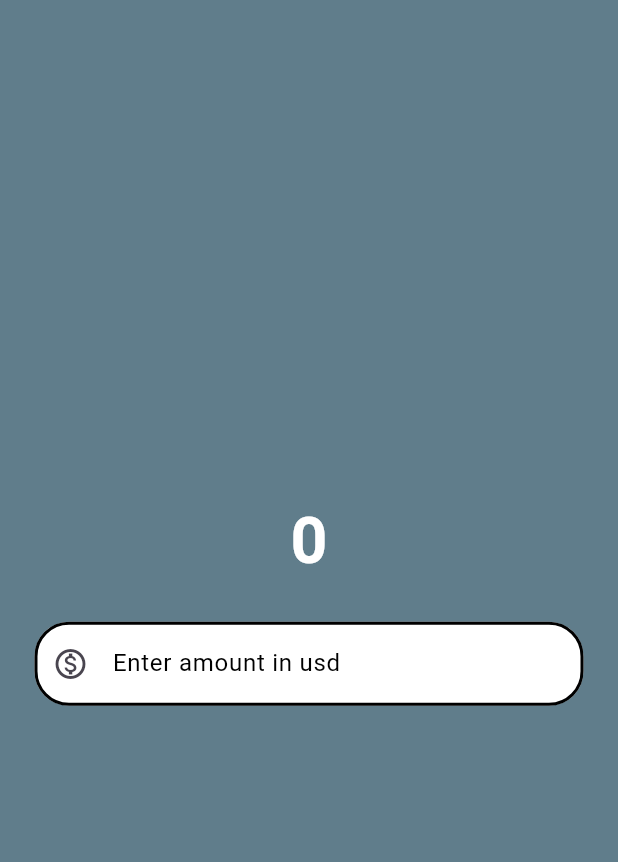
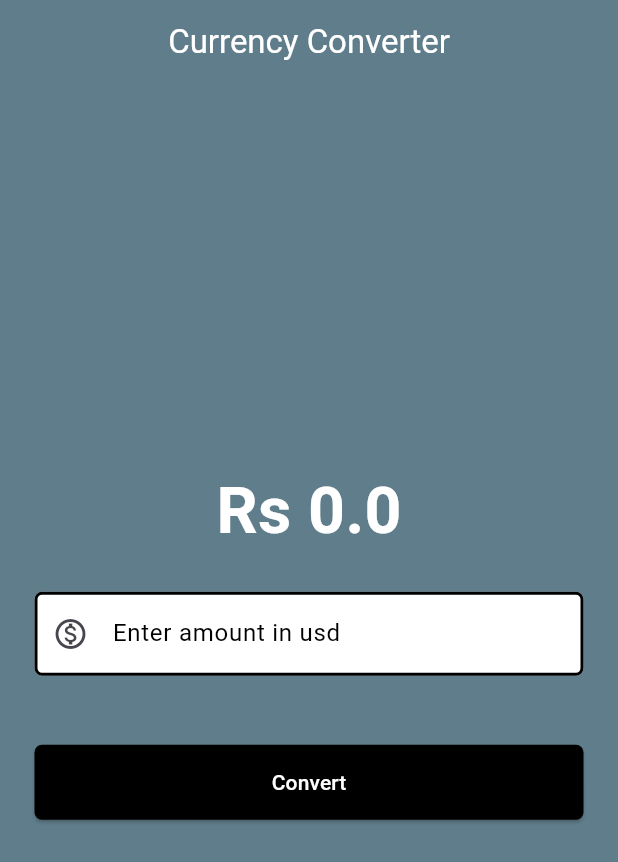
Before and after one commit to raokaif/FlutterApp, a Flutter app: the screen it shows after launch, on a phone screen of 412 x 824 dp. Shown: the top 862 px of the screen. Run offline on Flutter 3.47's test engine with Material 3 defaults, Android fonts, the phone set to English and light mode, and no system bars; our stand-ins replace device_preview.

Commit message:
material app currency converter

```diff
--- a/lib/currency_converter.dart
+++ b/lib/currency_converter.dart
@@ -1,9 +1,18 @@
+import 'package:flutter/foundation.dart';
 import 'package:flutter/material.dart';
 
-class CurrencyConverter extends StatelessWidget {
+class CurrencyConverter extends StatefulWidget {
   const CurrencyConverter({super.key});
   @override
+  State<CurrencyConverter> createState() => _CurrencyConverterState();
+}
+
+class _CurrencyConverterState extends State<CurrencyConverter> {
+  final TextEditingController textEditingController = TextEditingController();
+  double result = 0;
+  @override
   Widget build(BuildContext context) {
+    print("rebuilt");
     final border = OutlineInputBorder(
       borderSide: BorderSide(
         // color: Colors.black,
@@ -11,9 +20,19 @@ class CurrencyConverter extends StatelessWidget {
         strokeAlign: BorderSide.strokeAlignInside,
         style: BorderStyle.solid,
       ),
-      borderRadius: BorderRadius.all(Radius.circular(23)),
+      borderRadius: BorderRadius.all(Radius.circular(5)),
     );
     return Scaffold(
+      appBar: AppBar(
+        backgroundColor: Colors.blueGrey,
+        elevation: 0,
+        title: Text(
+          "Currency Converter",
+          style: TextStyle(color: Colors.white),
+        ),
+        centerTitle: true,
+      ),
+
       backgroundColor: Colors.blueGrey,
       body: Center(
         child: Column(
@@ -21,16 +40,17 @@ class CurrencyConverter extends StatelessWidget {
 
           children: [
             Text(
-              '0',
+              'Rs $result',
               style: TextStyle(
                 fontSize: 43,
                 fontWeight: FontWeight.bold,
                 color: Colors.white,
               ),
             ),
-            Padding(
+            Container(
               padding: EdgeInsets.all(23),
               child: TextField(
+                controller: textEditingController,
                 decoration: InputDecoration(
                   hintText: 'Enter amount in usd',
                   hintStyle: TextStyle(color: Colors.black),
@@ -44,6 +64,27 @@ class CurrencyConverter extends StatelessWidget {
                 keyboardType: TextInputType.numberWithOptions(decimal: true),
               ),
             ),
+            Padding(
+              padding: EdgeInsets.all(23),
+              child: ElevatedButton(
+                onPressed: () {
+                  setState(() {
+                    result = double.parse(textEditingController.text) * 280.25;
+                  });
+                },
+                style: TextButton.styleFrom(
+                  backgroundColor: (Colors.black),
+                  foregroundColor: (Colors.white),
+                  minimumSize: Size(double.infinity, 50),
+
+                  shape: RoundedRectangleBorder(
+                    borderRadius: BorderRadius.circular(5),
+                  ),
+                ),
+
+                child: Text("Convert"),
+              ),
+            ),
           ],
         ),
       ),
--- a/lib/main.dart
+++ b/lib/main.dart
@@ -1,8 +1,9 @@
 import 'package:flutter/material.dart';
+import 'package:device_preview/device_preview.dart';
 import 'package:flutter_application_1/currency_converter.dart';
 
 void main() {
-  runApp(const MyApp());
+  runApp(DevicePreview(builder: (context) => MyApp()));
 }
 
 class MyApp extends StatelessWidget {
--- a/pubspec.yaml
+++ b/pubspec.yaml
@@ -34,6 +34,7 @@ dependencies:
   # The following adds the Cupertino Icons font to your application.
   # Use with the CupertinoIcons class for iOS style icons.
   cupertino_icons: ^1.0.8
+  device_preview: ^1.2.0
 
 dev_dependencies:
   flutter_test:
```
Also changed, not shown: pubspec.lock, 1 other file.
